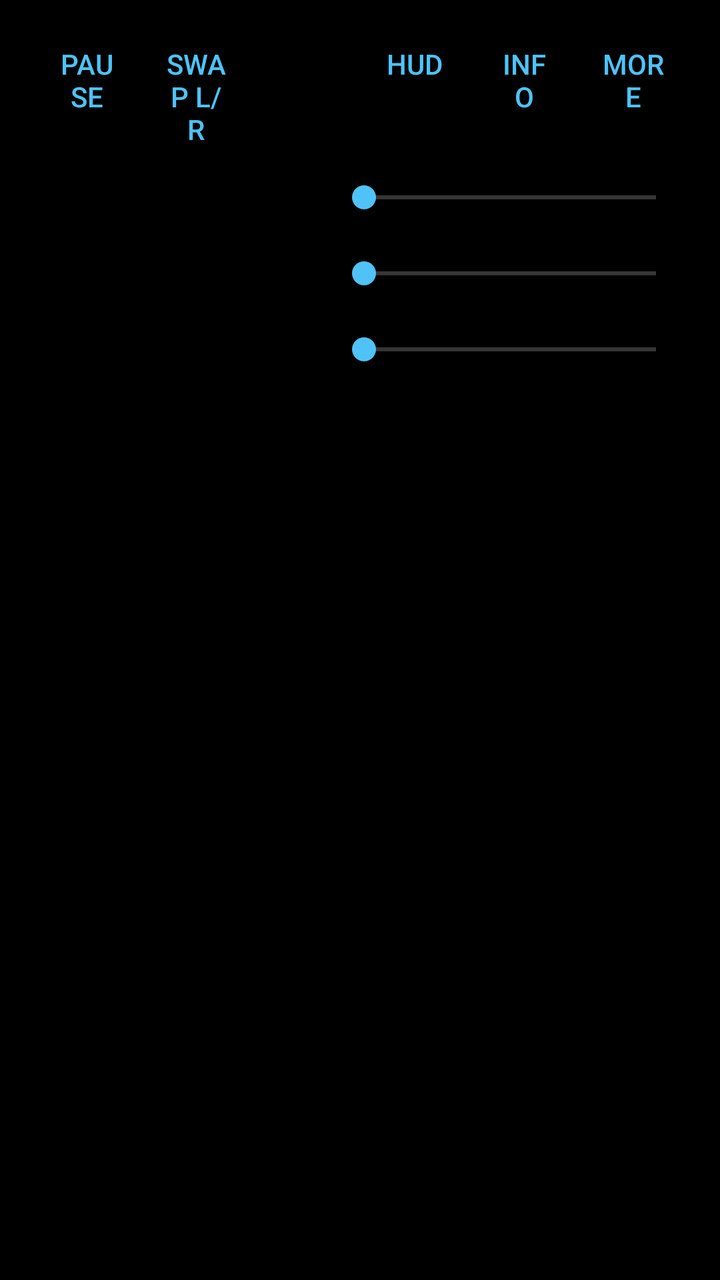
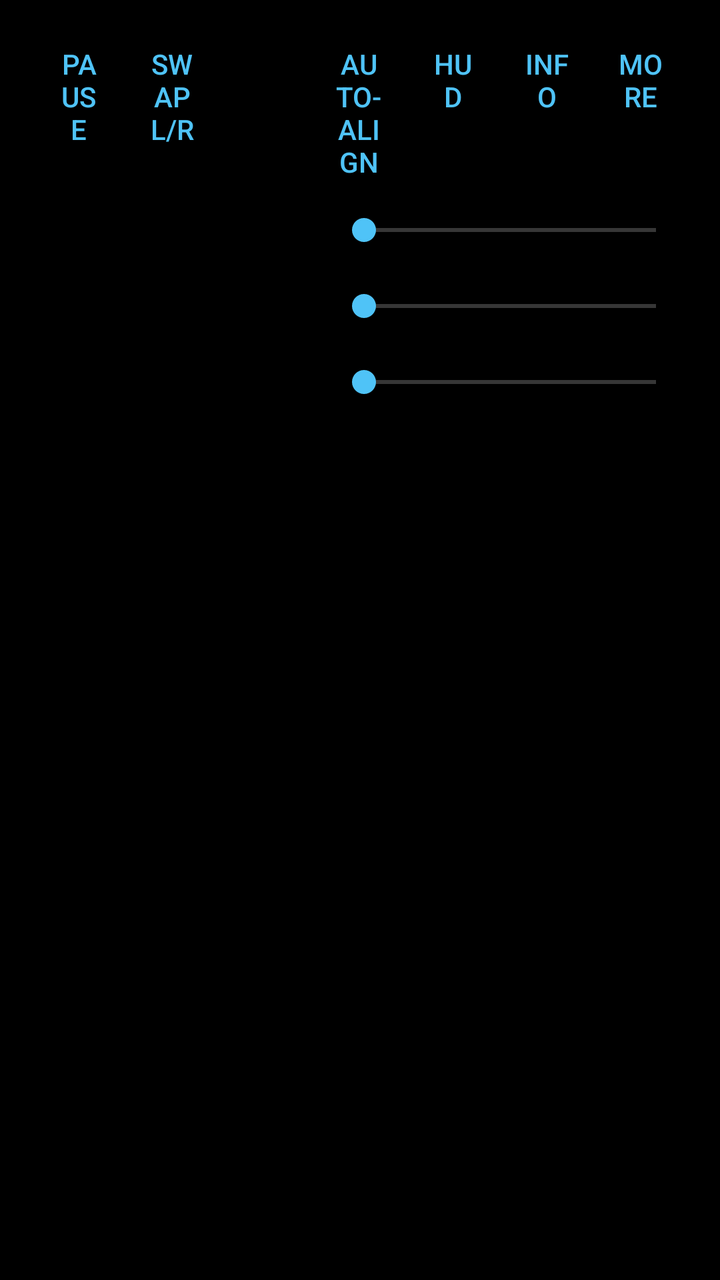

Screens rendered from an Android XML layout before and after an edit, with the pre-edit source and the edit as a unified diff.
<!-- AndroidManifest.xml: application theme Theme.StereoView -->
<!-- res/layout/overlay_controls.xml -->
<?xml version="1.0" encoding="utf-8"?>
<LinearLayout xmlns:android="http://schemas.android.com/apk/res/android"
    android:layout_width="match_parent"
    android:layout_height="wrap_content"
    android:background="@color/panel_background"
    android:orientation="vertical"
    android:paddingHorizontal="16dp"
    android:paddingVertical="8dp">

    <LinearLayout
        android:layout_width="match_parent"
        android:layout_height="wrap_content"
        android:orientation="horizontal">

        <Button
            android:id="@+id/playButton"
            style="?android:attr/buttonBarButtonStyle"
            android:layout_width="0dp"
            android:layout_height="wrap_content"
            android:layout_weight="1"
            android:text="@string/pause" />

        <Button
            android:id="@+id/swapButton"
            style="?android:attr/buttonBarButtonStyle"
            android:layout_width="0dp"
            android:layout_height="wrap_content"
            android:layout_weight="1"
            android:text="@string/swap" />

        <Button
            android:id="@+id/scaleButton"
            style="?android:attr/buttonBarButtonStyle"
            android:layout_width="0dp"
            android:layout_height="wrap_content"
            android:layout_weight="1" />

        <Button
            android:id="@+id/hudButton"
            style="?android:attr/buttonBarButtonStyle"
            android:layout_width="0dp"
            android:layout_height="wrap_content"
            android:layout_weight="1"
            android:text="@string/hud" />

        <Button
            android:id="@+id/infoButton"
            style="?android:attr/buttonBarButtonStyle"
            android:layout_width="0dp"
            android:layout_height="wrap_content"
            android:layout_weight="1"
            android:text="@string/info" />

        <Button
            android:id="@+id/moreButton"
            style="?android:attr/buttonBarButtonStyle"
            android:layout_width="0dp"
            android:layout_height="wrap_content"
            android:layout_weight="1"
            android:text="@string/more" />
    </LinearLayout>

    <LinearLayout
        android:layout_width="match_parent"
        android:layout_height="wrap_content"
        android:gravity="center_vertical"
        android:orientation="horizontal">

        <TextView
            android:id="@+id/convergenceLabel"
            android:layout_width="150dp"
            android:layout_height="wrap_content"
            android:textColor="#FFFFFF" />

        <SeekBar
            android:id="@+id/convergenceSeek"
            android:layout_width="0dp"
            android:layout_height="wrap_content"
            android:layout_weight="1"
            android:max="100"
            android:paddingVertical="10dp" />
    </LinearLayout>

    <LinearLayout
        android:layout_width="match_parent"
        android:layout_height="wrap_content"
        android:gravity="center_vertical"
        android:orientation="horizontal">

        <TextView
            android:id="@+id/depthLabel"
            android:layout_width="150dp"
            android:layout_height="wrap_content"
            android:textColor="#FFFFFF" />

        <SeekBar
            android:id="@+id/depthSeek"
            android:layout_width="0dp"
            android:layout_height="wrap_content"
            android:layout_weight="1"
            android:max="100"
            android:paddingVertical="10dp" />
    </LinearLayout>

    <LinearLayout
        android:layout_width="match_parent"
        android:layout_height="wrap_content"
        android:gravity="center_vertical"
        android:orientation="horizontal">

        <TextView
            android:id="@+id/brightnessLabel"
            android:layout_width="150dp"
            android:layout_height="wrap_content"
            android:textColor="#FFFFFF" />

        <SeekBar
            android:id="@+id/brightnessSeek"
            android:layout_width="0dp"
            android:layout_height="wrap_content"
            android:layout_weight="1"
            android:paddingVertical="10dp" />
    </LinearLayout>

    <TextView
        android:id="@+id/statusText"
        android:layout_width="match_parent"
        android:layout_height="wrap_content"
        android:ellipsize="end"
        android:maxLines="2"
        android:textColor="#B0BEC5"
        android:textSize="12sp" />
</LinearLayout>
<!-- resources referenced by this layout -->
<resources>
  <color name="panel_background">#B0000000</color>
  <string name="hud">HUD</string>
  <string name="info">Info</string>
  <string name="more">More</string>
  <string name="pause">Pause</string>
  <string name="swap">Swap L/R</string>
  <style name="Theme.StereoView" parent="Theme.AppCompat.NoActionBar">
          <item name="android:windowBackground">@android:color/black</item>
          <item name="android:windowFullscreen">true</item>
          <item name="android:windowLayoutInDisplayCutoutMode">shortEdges</item>
          <item name="colorAccent">#4FC3F7</item>
      </style>
</resources>

<!-- the commit's change to res/layout/overlay_controls.xml (unified diff, before → after) -->
@@ -34,6 +34,14 @@
             android:layout_width="0dp"
             android:layout_height="wrap_content"
             android:layout_weight="1" />
+
+        <Button
+            android:id="@+id/alignButton"
+            style="?android:attr/buttonBarButtonStyle"
+            android:layout_width="0dp"
+            android:layout_height="wrap_content"
+            android:layout_weight="1"
+            android:text="@string/align" />
 
         <Button
             android:id="@+id/hudButton"
<!-- resource entries referenced after the edit -->
@@ -1,6 +1,7 @@
 <!-- resources referenced by this layout -->
 <resources>
   <color name="panel_background">#B0000000</color>
+  <string name="align">Auto-align</string>
   <string name="hud">HUD</string>
   <string name="info">Info</string>
   <string name="more">More</string>
